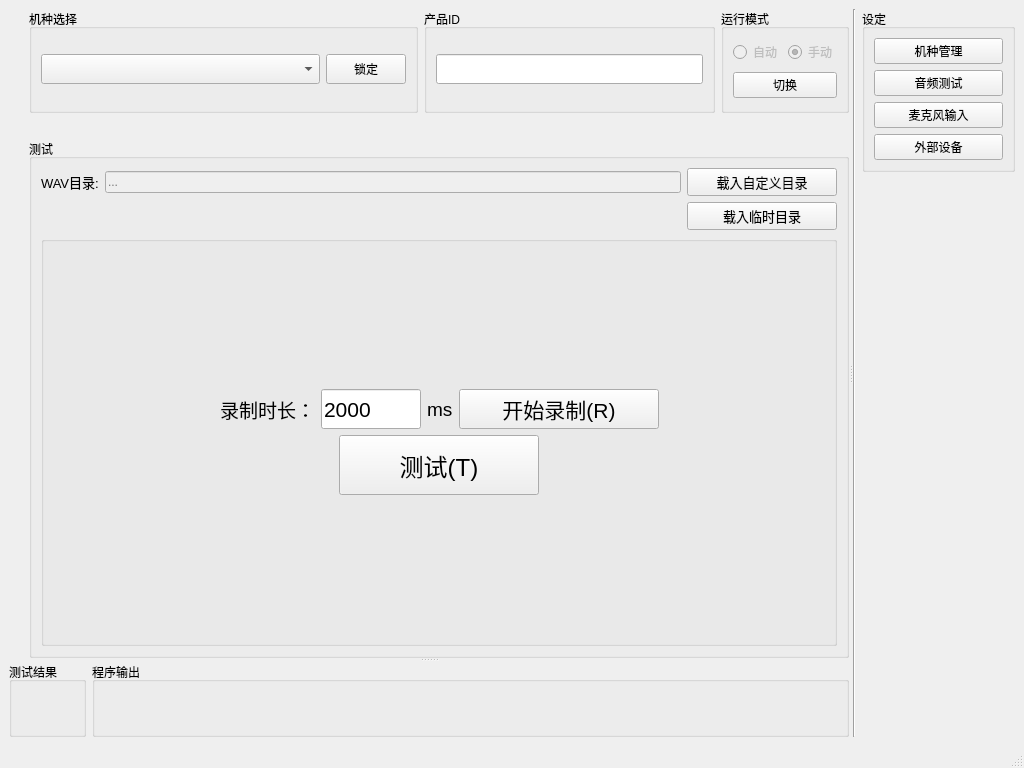
The window that mainwindow.ui (YeeeeRQ/SpeakerTest) describes before a commit, drawn with Qt 5.
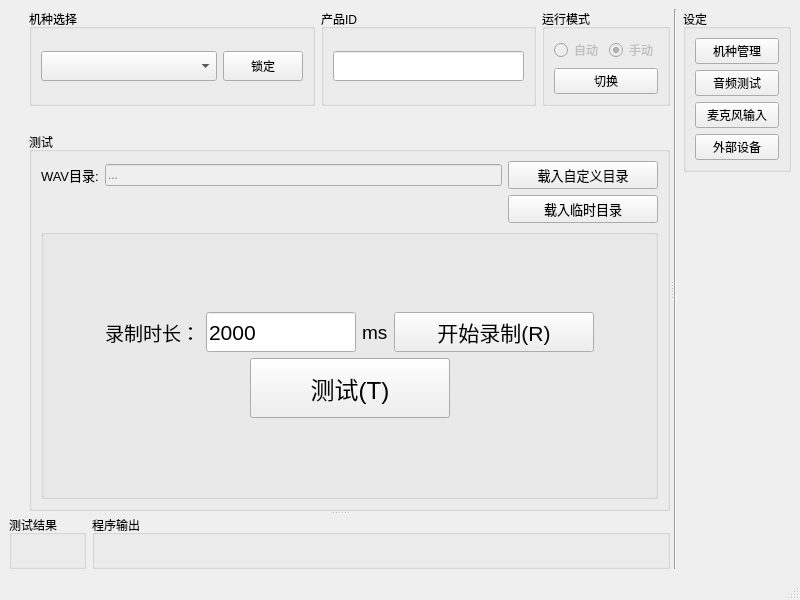
The same window after the commit. Custom widgets are drawn as their Qt base class.

Patch:
```diff
--- a/mainwindow.ui
+++ b/mainwindow.ui
@@ -6,21 +6,36 @@
    <rect>
     <x>0</x>
     <y>0</y>
-    <width>1024</width>
-    <height>768</height>
+    <width>800</width>
+    <height>600</height>
    </rect>
   </property>
   <property name="minimumSize">
    <size>
-    <width>1024</width>
-    <height>768</height>
+    <width>800</width>
+    <height>600</height>
    </size>
   </property>
   <property name="windowTitle">
    <string>MainWindow</string>
   </property>
+  <property name="styleSheet">
+   <string notr="true">QLabel,
+QLineEdit,
+QRadioButton,
+QComboBox,
+QCheckBox,
+QPushButton,
+QGroupBox,
+QTableView,
+QTableWidget,
+QHeaderView::section/*表头样式*/
+{
+  font-family: &quot;Source Han Sans K Regular&quot;;
+}</string>
+  </property>
   <widget class="QWidget" name="centralwidget">
-   <layout class="QVBoxLayout" name="verticalLayout_11">
+   <layout class="QHBoxLayout" name="horizontalLayout_10">
     <item>
      <widget class="QSplitter" name="splitter_2">
       <property name="orientation">
@@ -49,7 +64,7 @@
           </spacer>
          </item>
          <item>
-          <layout class="QVBoxLayout" name="verticalLayout_7" stretch="1,3,5">
+          <layout class="QVBoxLayout" name="verticalLayout_7" stretch="0,0,0">
            <item>
             <layout class="QHBoxLayout" name="horizontalLayout_5" stretch="4,3,1">
              <item>
@@ -305,6 +320,12 @@
                 </item>
                 <item>
                  <widget class="QGroupBox" name="groupBox_2">
+                  <property name="minimumSize">
+                   <size>
+                    <width>0</width>
+                    <height>150</height>
+                   </size>
+                  </property>
                   <property name="title">
                    <string/>
                   </property>
@@ -344,7 +365,7 @@
                           <widget class="QLineEdit" name="lineEditDurationOfRecord">
                            <property name="minimumSize">
                             <size>
-                             <width>100</width>
+                             <width>150</width>
                              <height>40</height>
                             </size>
                            </property>
```
Left out of the diff: 4 changed lines with no effect on the pictures.
